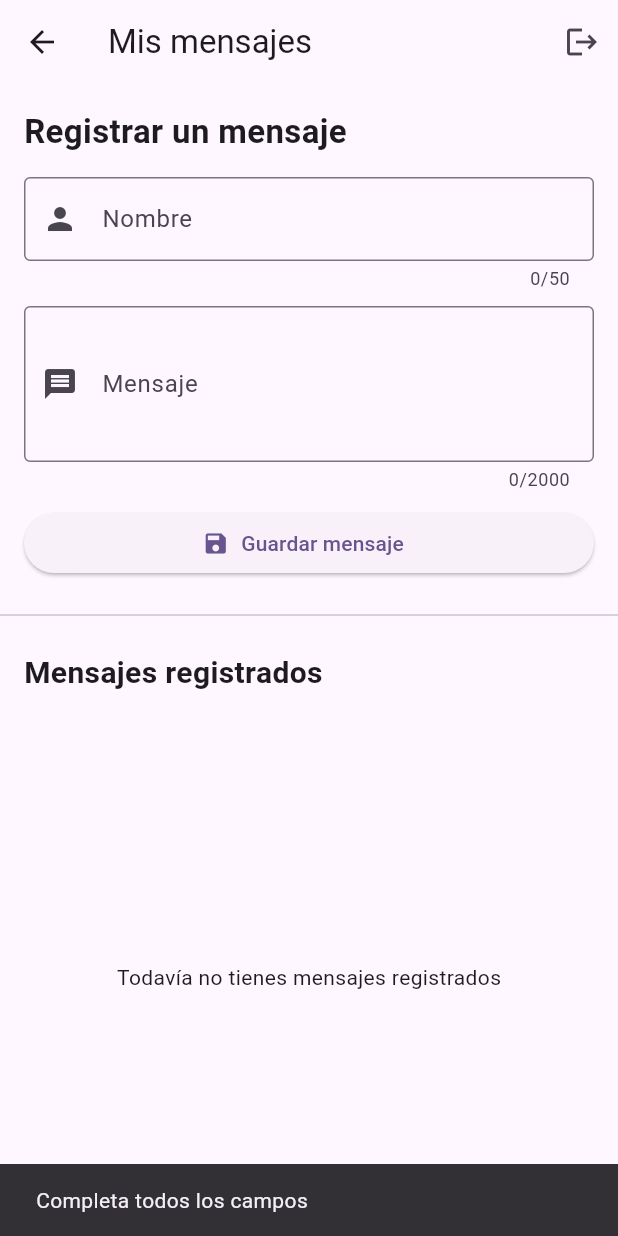
After one commit to Gmoisesq26/donut_app, a Flutter app: the MessagesScreen screen opened directly, after a tap on "Guardar mensaje", on a phone screen of 412 x 824 dp. The commit adds this screen. Run offline on Flutter 3.47's test engine with Material 3 defaults, Android fonts, the phone set to English and light mode, and no system bars; our stand-ins replace cloud_firestore, firebase_auth, firebase_core, rive; accounts and stored records are empty.

Commit message:
feat(data) Connecting Firestore with Flutter

```diff
--- a/lib/screens/home_page.dart
+++ b/lib/screens/home_page.dart
@@ -2,6 +2,7 @@ import 'package:donut_app/utils/my_tab.dart';
 import 'package:flutter/material.dart';
 import '../tab/donut_tab.dart';
 import 'package:firebase_auth/firebase_auth.dart';
+import 'messages_screen.dart';
 
 class HomePage extends StatefulWidget {
   const HomePage({super.key});
@@ -24,6 +25,15 @@ class _HomePageState extends State<HomePage> {
         ),
       );
     }
+  }
+
+  void abrirMensajes() {
+    Navigator.push(
+      context,
+      MaterialPageRoute(
+        builder: (context) => const MessagesScreen(),
+      ),
+    );
   }
 
   //late TabController _tabController;
@@ -98,11 +108,25 @@ class _HomePageState extends State<HomePage> {
                   borderRadius: BorderRadius.circular(15),
                 ),
                 onSelected: (value) async {
+                  if (value == 'messages') {
+                    abrirMensajes();
+                  }
+
                   if (value == 'logout') {
                     await cerrarSesion();
                   }
                 },
                 itemBuilder: (context) => [
+                  const PopupMenuItem<String>(
+                    value: 'messages',
+                    child: Row(
+                      children: [
+                        Icon(Icons.message, color: Colors.blue),
+                        SizedBox(width: 10),
+                        Text('Mis mensajes'),
+                      ],
+                    ),
+                  ),
                   const PopupMenuItem<String>(
                     value: 'logout',
                     child: Row(
--- /dev/null
+++ b/lib/screens/messages_screen.dart
@@ -0,0 +1,303 @@
+import 'package:flutter/material.dart';
+import 'package:cloud_firestore/cloud_firestore.dart';
+import 'package:firebase_auth/firebase_auth.dart';
+
+class MessagesScreen extends StatefulWidget {
+  const MessagesScreen({super.key});
+
+  @override
+  State<MessagesScreen> createState() => _MessagesScreenState();
+}
+
+class _MessagesScreenState extends State<MessagesScreen> {
+  final TextEditingController nombreController = TextEditingController();
+
+  final TextEditingController mensajeController = TextEditingController();
+
+  final FirebaseFirestore db = FirebaseFirestore.instance;
+  final FirebaseAuth auth = FirebaseAuth.instance;
+
+  bool isSaving = false;
+
+  // REGISTRAR MENSAJE
+  Future<void> guardarMensaje() async {
+    final user = auth.currentUser;
+
+    if (user == null) {
+      mostrarMensaje('Debes iniciar sesión primero');
+      return;
+    }
+
+    final nombre = nombreController.text.trim();
+    final mensaje = mensajeController.text.trim();
+
+    if (nombre.isEmpty || mensaje.isEmpty) {
+      mostrarMensaje('Completa todos los campos');
+      return;
+    }
+
+    if (nombre.length > 50 || mensaje.length > 2000) {
+      mostrarMensaje('El texto supera el límite permitido');
+      return;
+    }
+
+    setState(() {
+      isSaving = true;
+    });
+
+    try {
+      await db.collection('mensajes').add({
+        'userId': user.uid,
+        'nombre': nombre,
+        'mensaje': mensaje,
+        'fecha': FieldValue.serverTimestamp(),
+      });
+
+      nombreController.clear();
+      mensajeController.clear();
+
+      FocusScope.of(context).unfocus();
+
+      mostrarMensaje('Mensaje guardado correctamente');
+    } on FirebaseException catch (e) {
+      mostrarMensaje('Error de Firebase: ${e.message}');
+    } catch (e) {
+      mostrarMensaje('Ocurrió un error: $e');
+    } finally {
+      if (mounted) {
+        setState(() {
+          isSaving = false;
+        });
+      }
+    }
+  }
+
+  // ELIMINAR MENSAJE
+  Future<void> eliminarMensaje(String documentoId) async {
+    try {
+      await db.collection('mensajes').doc(documentoId).delete();
+      mostrarMensaje('Mensaje eliminado');
+    } catch (e) {
+      mostrarMensaje('No se pudo eliminar el mensaje');
+    }
+  }
+
+  // CERRAR SESIÓN
+  Future<void> cerrarSesion() async {
+    await auth.signOut();
+
+    if (!mounted) return;
+
+    Navigator.of(context).popUntil((route) => route.isFirst);
+  }
+
+  // NOTIFICACIONES
+  void mostrarMensaje(String texto) {
+    if (!mounted) return;
+
+    ScaffoldMessenger.of(context).showSnackBar(
+      SnackBar(content: Text(texto)),
+    );
+  }
+
+  @override
+  void dispose() {
+    nombreController.dispose();
+    mensajeController.dispose();
+    super.dispose();
+  }
+
+  @override
+  Widget build(BuildContext context) {
+    final user = auth.currentUser;
+
+    if (user == null) {
+      return const Scaffold(
+        body: Center(
+          child: Text('Inicia sesión primero'),
+        ),
+      );
+    }
+
+    return Scaffold(
+      resizeToAvoidBottomInset: false,
+      appBar: AppBar(
+        title: const Text('Mis mensajes'),
+        actions: [
+          IconButton(
+            icon: const Icon(Icons.logout),
+            onPressed: cerrarSesion,
+          ),
+        ],
+      ),
+      body: SafeArea(
+        child: LayoutBuilder(
+          builder: (context, constraints) {
+            // DETECTAR SI EL TECLADO ESTÁ ABIERTO
+            final tecladoAbierto = MediaQuery.of(context).viewInsets.bottom > 0;
+
+            return Column(
+              children: [
+                // FORMULARIO
+                Expanded(
+                  flex: tecladoAbierto ? 1 : 0,
+                  child: SingleChildScrollView(
+                    padding: const EdgeInsets.all(16),
+                    child: Column(
+                      crossAxisAlignment: CrossAxisAlignment.stretch,
+                      children: [
+                        const Text(
+                          'Registrar un mensaje',
+                          style: TextStyle(
+                            fontSize: 22,
+                            fontWeight: FontWeight.bold,
+                          ),
+                        ),
+                        const SizedBox(height: 15),
+                        TextField(
+                          controller: nombreController,
+                          maxLength: 50,
+                          textInputAction: TextInputAction.next,
+                          decoration: const InputDecoration(
+                            labelText: 'Nombre',
+                            hintText: 'Escribe tu nombre',
+                            border: OutlineInputBorder(),
+                            prefixIcon: Icon(Icons.person),
+                          ),
+                        ),
+                        const SizedBox(height: 10),
+                        TextField(
+                          controller: mensajeController,
+                          maxLength: 2000,
+                          maxLines: 3,
+                          keyboardType: TextInputType.multiline,
+                          decoration: const InputDecoration(
+                            labelText: 'Mensaje',
+                            hintText: 'Escribe tu mensaje',
+                            border: OutlineInputBorder(),
+                            prefixIcon: Icon(Icons.message),
+                          ),
+                        ),
+                        const SizedBox(height: 10),
+                        ElevatedButton.icon(
+                          onPressed: isSaving ? null : guardarMensaje,
+                          icon: isSaving
+                              ? const SizedBox(
+                                  width: 18,
+                                  height: 18,
+                                  child: CircularProgressIndicator(
+                                    strokeWidth: 2,
+                                  ),
+                                )
+                              : const Icon(Icons.save),
+                          label: Text(
+                            isSaving ? 'Guardando...' : 'Guardar mensaje',
+                          ),
+                        ),
+                      ],
+                    ),
+                  ),
+                ),
+
+                // OCULTAR LISTA MIENTRAS APARECE EL TECLADO
+                if (!tecladoAbierto) ...[
+                  const Divider(),
+                  const Padding(
+                    padding: EdgeInsets.all(16),
+                    child: Align(
+                      alignment: Alignment.centerLeft,
+                      child: Text(
+                        'Mensajes registrados',
+                        style: TextStyle(
+                          fontSize: 20,
+                          fontWeight: FontWeight.bold,
+                        ),
+                      ),
+                    ),
+                  ),
+                  Expanded(
+                    child: StreamBuilder<QuerySnapshot<Map<String, dynamic>>>(
+                      stream: db
+                          .collection('mensajes')
+                          .where(
+                            'userId',
+                            isEqualTo: user.uid,
+                          )
+                          .snapshots(),
+                      builder: (context, snapshot) {
+                        if (snapshot.hasError) {
+                          return const Center(
+                            child: Text(
+                              'Error al cargar los mensajes',
+                            ),
+                          );
+                        }
+
+                        if (snapshot.connectionState ==
+                            ConnectionState.waiting) {
+                          return const Center(
+                            child: CircularProgressIndicator(),
+                          );
+                        }
+
+                        final mensajes = snapshot.data!.docs;
+
+                        if (mensajes.isEmpty) {
+                          return const Center(
+                            child: Text(
+                              'Todavía no tienes mensajes registrados',
+                            ),
+                          );
+                        }
+
+                        return ListView.builder(
+                          padding: const EdgeInsets.symmetric(
+                            horizontal: 16,
+                          ),
+                          itemCount: mensajes.length,
+                          itemBuilder: (context, index) {
+                            final documento = mensajes[index];
+                            final data = documento.data();
+
+                            return Card(
+                              margin: const EdgeInsets.only(
+                                bottom: 10,
+                              ),
+                              child: ListTile(
+                                leading: const CircleAvatar(
+                                  child: Icon(Icons.person),
+                                ),
+                                title: Text(
+                                  data['nombre'] ?? '',
+                                  style: const TextStyle(
+                                    fontWeight: FontWeight.bold,
+                                  ),
+                                ),
+                                subtitle: Text(
+                                  data['mensaje'] ?? '',
+                                ),
+                                trailing: IconButton(
+                                  icon: const Icon(
+                                    Icons.delete,
+                                    color: Colors.red,
+                                  ),
+                                  onPressed: () {
+                                    eliminarMensaje(documento.id);
+                                  },
+                                ),
+                              ),
+                            );
+                          },
+                        );
+                      },
+                    ),
+                  ),
+                ],
+              ],
+            );
+          },
+        ),
+      ),
+    );
+  }
+}
```
